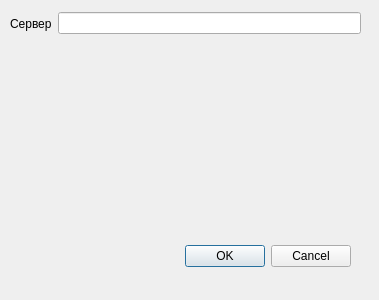
Qt form settings.ui (ismd/screenshotgun) before a commit.
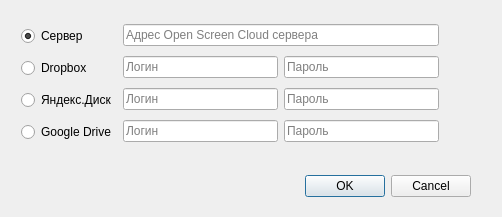
The same form after that commit.

Patch:
```diff
--- a/settings.ui
+++ b/settings.ui
@@ -6,8 +6,8 @@
    <rect>
     <x>0</x>
     <y>0</y>
-    <width>379</width>
-    <height>300</height>
+    <width>502</width>
+    <height>217</height>
    </rect>
   </property>
   <property name="windowTitle">
@@ -16,9 +16,9 @@
   <widget class="QDialogButtonBox" name="submitButtons">
    <property name="geometry">
     <rect>
-     <x>30</x>
-     <y>240</y>
-     <width>321</width>
+     <x>300</x>
+     <y>170</y>
+     <width>171</width>
      <height>32</height>
     </rect>
    </property>
@@ -29,32 +29,118 @@
     <set>QDialogButtonBox::Cancel|QDialogButtonBox::Ok</set>
    </property>
   </widget>
-  <widget class="QWidget" name="layoutWidget">
+  <widget class="QWidget" name="">
    <property name="geometry">
     <rect>
-     <x>10</x>
-     <y>10</y>
-     <width>351</width>
-     <height>27</height>
+     <x>21</x>
+     <y>20</y>
+     <width>418</width>
+     <height>128</height>
     </rect>
    </property>
-   <layout class="QHBoxLayout" name="horizontalLayout">
+   <layout class="QHBoxLayout" name="horizontalLayout_4">
     <item>
-     <widget class="QLabel" name="label">
-      <property name="text">
-       <string>Сервер</string>
-      </property>
-     </widget>
+     <layout class="QVBoxLayout" name="verticalLayout">
+      <item>
+       <widget class="QRadioButton" name="serverRadioButton">
+        <property name="text">
+         <string>Сервер</string>
+        </property>
+        <property name="checked">
+         <bool>true</bool>
+        </property>
+       </widget>
+      </item>
+      <item>
+       <widget class="QRadioButton" name="serverRadioButton_2">
+        <property name="text">
+         <string>Dropbox</string>
+        </property>
+       </widget>
+      </item>
+      <item>
+       <widget class="QRadioButton" name="serverRadioButton_3">
+        <property name="text">
+         <string>Яндекс.Диск</string>
+        </property>
+       </widget>
+      </item>
+      <item>
+       <widget class="QRadioButton" name="serverRadioButton_4">
+        <property name="text">
+         <string>Google Drive</string>
+        </property>
+       </widget>
+      </item>
+     </layout>
     </item>
     <item>
-     <widget class="QLineEdit" name="serverEdit">
-      <property name="text">
-       <string/>
-      </property>
-      <property name="placeholderText">
-       <string/>
-      </property>
-     </widget>
+     <layout class="QVBoxLayout" name="verticalLayout_2">
+      <item>
+       <widget class="QLineEdit" name="serverEdit">
+        <property name="text">
+         <string/>
+        </property>
+        <property name="placeholderText">
+         <string>Адрес Open Screen Cloud сервера</string>
+        </property>
+       </widget>
+      </item>
+      <item>
+       <layout class="QHBoxLayout" name="horizontalLayout">
+        <item>
+         <widget class="QLineEdit" name="lineEdit">
+          <property name="placeholderText">
+           <string>Логин</string>
+          </property>
+         </widget>
+        </item>
+        <item>
+         <widget class="QLineEdit" name="lineEdit_2">
+          <property name="placeholderText">
+           <string>Пароль</string>
+          </property>
+         </widget>
+        </item>
+       </layout>
+      </item>
+      <item>
+       <layout class="QHBoxLayout" name="horizontalLayout_2">
+        <item>
+         <widget class="QLineEdit" name="lineEdit_3">
+          <property name="placeholderText">
+           <string>Логин</string>
+          </property>
+         </widget>
+        </item>
+        <item>
+         <widget class="QLineEdit" name="lineEdit_4">
+          <property name="placeholderText">
+           <string>Пароль</string>
+          </property>
+         </widget>
+        </item>
+       </layout>
+      </item>
+      <item>
+       <layout class="QHBoxLayout" name="horizontalLayout_3">
+        <item>
+         <widget class="QLineEdit" name="lineEdit_5">
+          <property name="placeholderText">
+           <string>Логин</string>
+          </property>
+         </widget>
+        </item>
+        <item>
+         <widget class="QLineEdit" name="lineEdit_6">
+          <property name="placeholderText">
+           <string>Пароль</string>
+          </property>
+         </widget>
+        </item>
+       </layout>
+      </item>
+     </layout>
     </item>
    </layout>
   </widget>
```
